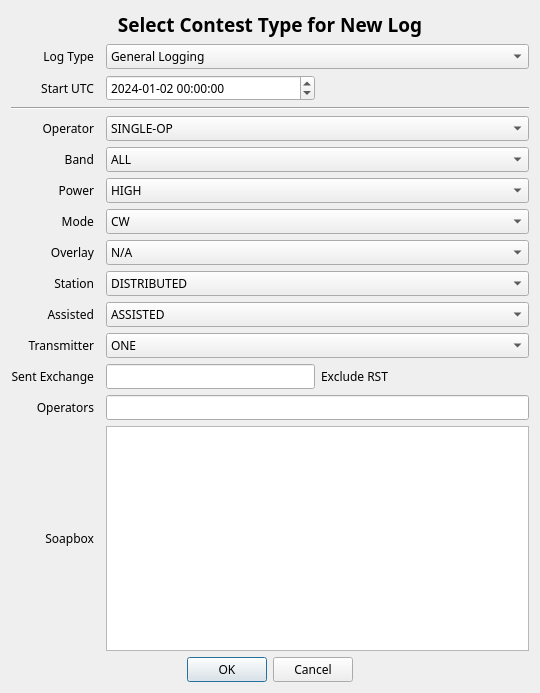
This is not1mm/data/new_contest.ui in mbridak/not1mm as Qt 5 draws it before an edit. The edited form follows.
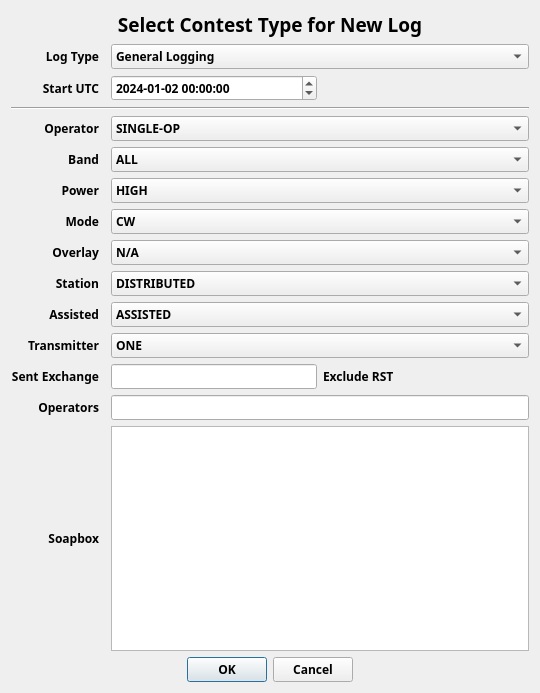
This is the edited form.

Commit message: @mbridak Add font weight property to UI files for consistency

Diff of the .ui file:
```diff
--- a/not1mm/data/new_contest.ui
+++ b/not1mm/data/new_contest.ui
@@ -13,6 +13,7 @@
   <property name="font">
    <font>
     <family>JetBrains Mono</family>
+    <weight>100</weight>
    </font>
   </property>
   <property name="windowTitle">
```
The commit also changes 14 other files.
